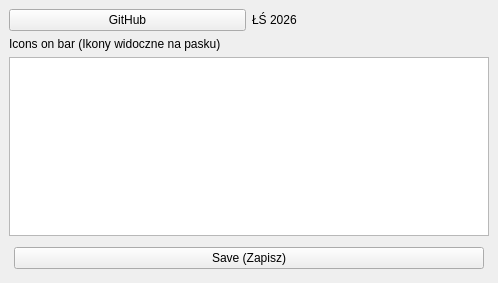
The window that power_pin/power_pin_dockwidget_base.ui (Rzezimioszek/QGIS-power-pin) describes before a commit, drawn with Qt 5.
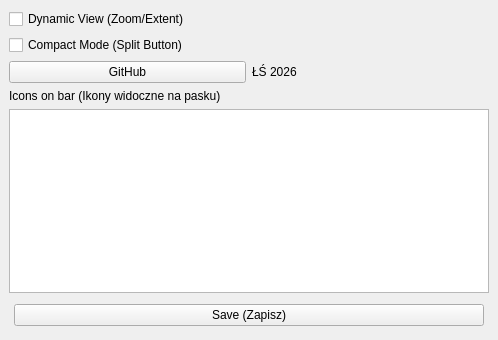
The same window after the commit.

Patch:
```diff
--- a/power_pin/power_pin_dockwidget_base.ui
+++ b/power_pin/power_pin_dockwidget_base.ui
@@ -7,7 +7,7 @@
     <x>0</x>
     <y>0</y>
     <width>498</width>
-    <height>283</height>
+    <height>340</height>
    </rect>
   </property>
   <property name="windowTitle">
@@ -15,7 +15,69 @@
   </property>
   <widget class="QWidget" name="dockWidgetContents">
    <layout class="QGridLayout" name="gridLayout">
+
+    <item row="0" column="0">
+     <widget class="QCheckBox" name="cb_dynamic_view">
+      <property name="text">
+       <string>Dynamic View (Zoom/Extent)</string>
+      </property>
+      <property name="toolTip">
+       <string>If checked, uses current map scale and extent. If unchecked, uses fixed zoom and point buffer.</string>
+      </property>
+      <property name="focusPolicy">
+       <enum>Qt::ClickFocus</enum>
+      </property>
+     </widget>
+    </item>
+
+    <item row="1" column="0">
+     <widget class="QCheckBox" name="cb_compact_mode">
+      <property name="text">
+       <string>Compact Mode (Split Button)</string>
+      </property>
+      <property name="toolTip">
+       <string>If checked, shows only one button with the last used portal. Others are in a dropdown.</string>
+      </property>
+      <property name="focusPolicy">
+       <enum>Qt::ClickFocus</enum>
+      </property>
+     </widget>
+    </item>
+
+    <item row="2" column="0">
+     <layout class="QHBoxLayout" name="horizontalLayout_2">
+      <property name="topMargin">
+       <number>0</number>
+      </property>
+      <item>
+       <widget class="QPushButton" name="pushButton_3">
+        <property name="text">
+         <string>GitHub</string>
+        </property>
+        <property name="focusPolicy">
+         <enum>Qt::ClickFocus</enum>
+        </property>
+       </widget>
+      </item>
+      <item>
+       <widget class="QLabel" name="label_2">
+        <property name="text">
+         <string>ŁŚ 2026</string>
+        </property>
+       </widget>
+      </item>
+     </layout>
+    </item>
+
     <item row="3" column="0">
+     <widget class="QLabel" name="label">
+      <property name="text">
+       <string>Icons on bar (Ikony widoczne na pasku)</string>
+      </property>
+     </widget>
+    </item>
+
+    <item row="4" column="0">
      <widget class="QListWidget" name="listWidget">
       <property name="editTriggers">
        <set>QAbstractItemView::DoubleClicked|QAbstractItemView::EditKeyPressed|QAbstractItemView::SelectedClicked</set>
@@ -25,14 +87,8 @@
       </property>
      </widget>
     </item>
-    <item row="2" column="0">
-     <widget class="QLabel" name="label">
-      <property name="text">
-       <string>Icons on bar (Ikony widoczne na pasku)</string>
-      </property>
-     </widget>
-    </item>
-    <item row="6" column="0">
+
+    <item row="5" column="0">
      <layout class="QHBoxLayout" name="horizontalLayout">
       <property name="sizeConstraint">
        <enum>QLayout::SetDefaultConstraint</enum>
@@ -54,31 +110,14 @@
         <property name="text">
          <string>Save (Zapisz)</string>
         </property>
-       </widget>
-      </item>
-     </layout>
-    </item>
-    <item row="1" column="0">
-     <layout class="QHBoxLayout" name="horizontalLayout_2">
-      <property name="topMargin">
-       <number>0</number>
-      </property>
-      <item>
-       <widget class="QPushButton" name="pushButton_3">
-        <property name="text">
-         <string>GitHub</string>
+        <property name="focusPolicy">
+         <enum>Qt::ClickFocus</enum>
         </property>
        </widget>
       </item>
-      <item>
-       <widget class="QLabel" name="label_2">
-        <property name="text">
-         <string>ŁŚ 2026</string>
-        </property>
-       </widget>
-      </item>
      </layout>
     </item>
+
    </layout>
   </widget>
  </widget>
```
Left out of the diff: 7 changed lines with no effect on the pictures.
